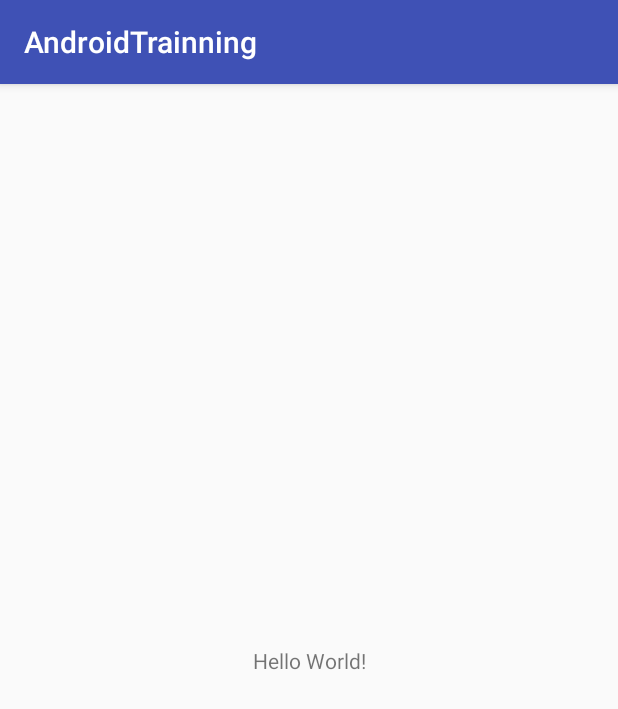
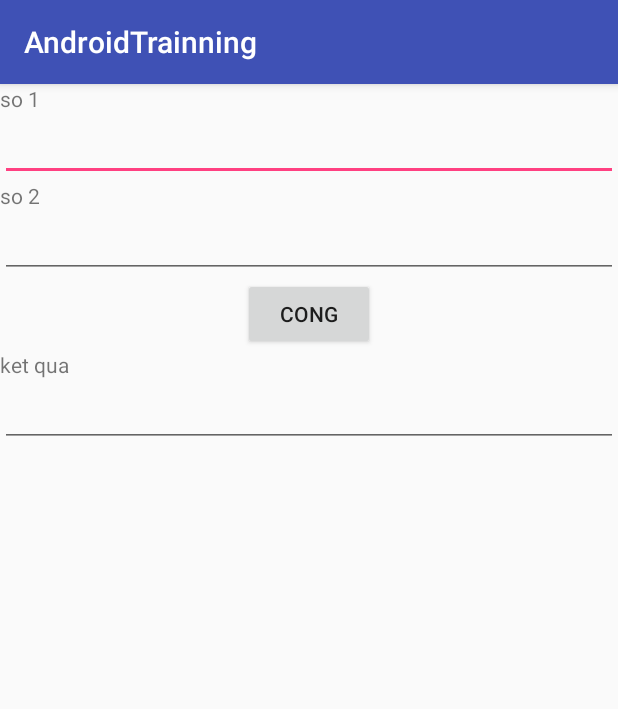
Before and after one commit to daolq3012/AndroidTrainning, an Android app: the screen it shows after launch (MainActivity), on a phone screen of 412 x 824 dp. Shown: the top 709 px of the screen. Run offline under Robolectric (Android 15) with nearby library versions, the phone set to English and light mode, and no system bars.

Commit message:
Android_nam_cong2so

```diff
--- a/app/src/main/java/com/fstyle/androidtrainning/MainActivity.java
+++ b/app/src/main/java/com/fstyle/androidtrainning/MainActivity.java
@@ -2,12 +2,36 @@ package com.fstyle.androidtrainning;
 
 import android.support.v7.app.AppCompatActivity;
 import android.os.Bundle;
+import android.view.View;
+import android.widget.Button;
+import android.widget.EditText;
 
 public class MainActivity extends AppCompatActivity {
+
+    private EditText edtSo1, edtSo2, edtKetQua;
+    private Button btCong;
 
     @Override
     protected void onCreate(Bundle savedInstanceState) {
         super.onCreate(savedInstanceState);
         setContentView(R.layout.activity_main);
+
+        initViews();
+        btCong.setOnClickListener(new View.OnClickListener() {
+            @Override
+            public void onClick(View view) {
+                int so1 = Integer.parseInt(edtSo1.getText().toString());
+                int so2 = Integer.parseInt(edtSo2.getText().toString());
+                int tong = so1 + so2;
+                edtKetQua.setText("" + tong);
+            }
+        });
+    }
+
+    private void initViews() {
+        edtSo1 = findViewById(R.id.so1);
+        edtSo2 = findViewById(R.id.so2);
+        edtKetQua = findViewById(R.id.ketQua);
+        btCong = findViewById(R.id.cong);
     }
 }
--- a/app/src/main/res/layout/activity_main.xml
+++ b/app/src/main/res/layout/activity_main.xml
@@ -1,21 +1,50 @@
 <?xml version="1.0" encoding="utf-8"?>
-<android.support.constraint.ConstraintLayout
-    xmlns:android="http://schemas.android.com/apk/res/android"
-    xmlns:app="http://schemas.android.com/apk/res-auto"
+<LinearLayout xmlns:android="http://schemas.android.com/apk/res/android"
     xmlns:tools="http://schemas.android.com/tools"
     android:layout_width="match_parent"
     android:layout_height="match_parent"
-    tools:context="com.fstyle.androidtrainning.MainActivity"
-    >
+    android:orientation="vertical"
+    tools:context="com.fstyle.androidtrainning.MainActivity">
 
     <TextView
         android:layout_width="wrap_content"
         android:layout_height="wrap_content"
-        android:text="Hello World!"
-        app:layout_constraintBottom_toBottomOf="parent"
-        app:layout_constraintLeft_toLeftOf="parent"
-        app:layout_constraintRight_toRightOf="parent"
-        app:layout_constraintTop_toTopOf="parent"
-        />
+        android:text="@string/so1" />
 
-</android.support.constraint.ConstraintLayout>
+    <EditText
+        android:id="@+id/so1"
+        android:inputType="number"
+        android:layout_width="match_parent"
+        android:layout_height="wrap_content" />
+
+    <TextView
+        android:layout_width="wrap_content"
+        android:layout_height="wrap_content"
+        android:text="@string/so2" />
+
+    <EditText
+        android:id="@+id/so2"
+        android:inputType="number"
+        android:layout_width="match_parent"
+        android:layout_height="wrap_content" />
+
+    <Button
+        android:id="@+id/cong"
+        android:layout_width="wrap_content"
+        android:layout_height="wrap_content"
+        android:layout_gravity="center"
+        android:text="@string/cong" />
+
+    <TextView
+        android:layout_width="wrap_content"
+        android:layout_height="wrap_content"
+        android:text="@string/ket_qua" />
+
+    <EditText
+        android:id="@+id/ketQua"
+        android:layout_width="match_parent"
+        android:inputType="number"
+        android:layout_height="wrap_content" />
+
+
+</LinearLayout>
--- a/app/src/main/res/values/strings.xml
+++ b/app/src/main/res/values/strings.xml
@@ -1,3 +1,9 @@
 <resources>
     <string name="app_name">AndroidTrainning</string>
+    <string name="first_number">so 1</string>
+    <string name="second_number">so 2</string>
+    <string name="cong">cong</string>
+    <string name="so1">so 1</string>
+    <string name="so2">so 2</string>
+    <string name="ket_qua">ket qua</string>
 </resources>
```
